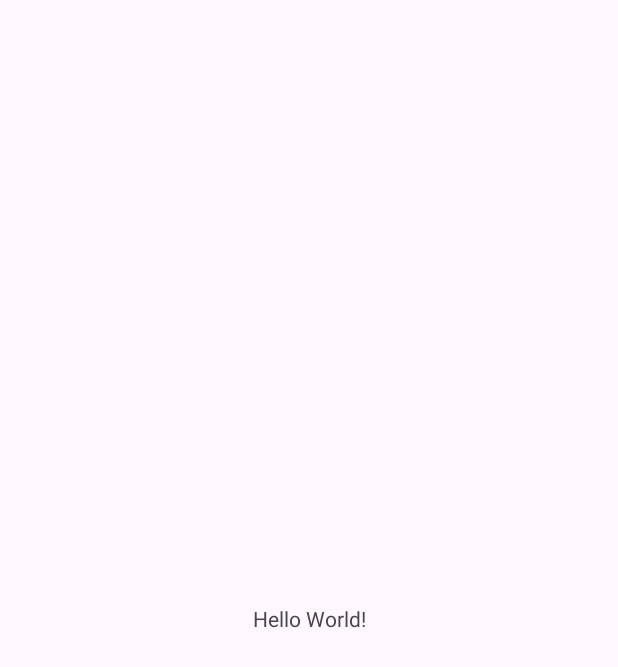
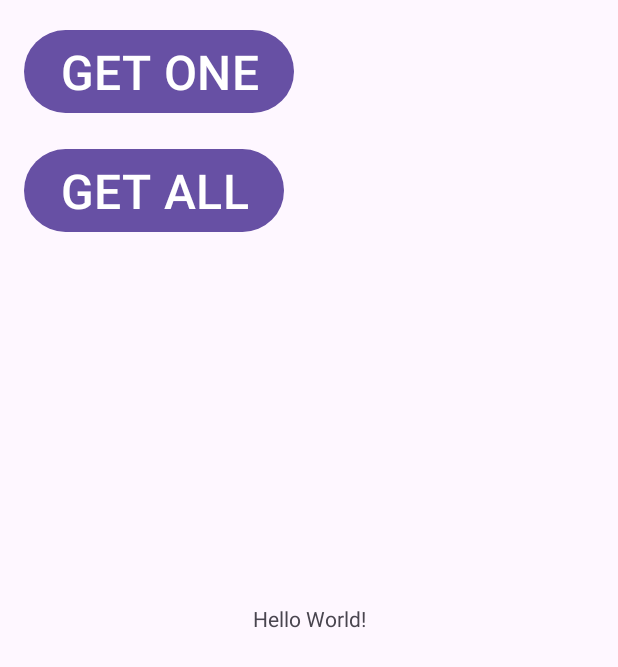
Before and after one commit to Sparkobsecju/PracticeContentProvider, an Android app: the screen it shows after launch (MainActivity), on a phone screen of 412 x 824 dp. Before the commit the part shown is almost empty. Shown: the top 667 px of the screen. Run offline under Robolectric (Android 15) with nearby library versions, the phone set to English and light mode, and no system bars.

Commit message:
implement two button to get one or all query

```diff
--- a/app/src/main/java/com/example/practicecontentprovider/MainActivity.java
+++ b/app/src/main/java/com/example/practicecontentprovider/MainActivity.java
@@ -10,6 +10,9 @@ import androidx.core.view.WindowInsetsCompat;
 
 public class MainActivity extends AppCompatActivity {
 
+    private String queryUri = Contract.CONTENT_URI.toString();
+    private static final String TAG = MainActivity.class.getSimpleName();
+
     @Override
     protected void onCreate(Bundle savedInstanceState) {
         super.onCreate(savedInstanceState);
@@ -20,5 +23,16 @@ public class MainActivity extends AppCompatActivity {
             v.setPadding(systemBars.left, systemBars.top, systemBars.right, systemBars.bottom);
             return insets;
         });
+        findViewById(R.id.button1).setOnClickListener( v -> getOne());
+        findViewById(R.id.button2).setOnClickListener( v -> getAll());
+    }
+
+    private void getAll() {
+
+    }
+
+    private void getOne() {
+        String selectionClause = Contract.INCOME_ID + " = ?";
+        String[] selectionArgs = new String[] {"2"};
     }
 }
--- a/app/src/main/res/layout/activity_main.xml
+++ b/app/src/main/res/layout/activity_main.xml
@@ -16,4 +16,26 @@
         app:layout_constraintStart_toStartOf="parent"
         app:layout_constraintTop_toTopOf="parent" />
 
+    <Button
+        android:id="@+id/button1"
+        android:layout_width="wrap_content"
+        android:layout_height="wrap_content"
+        android:layout_marginStart="16dp"
+        android:layout_marginTop="16dp"
+        android:text="GET ONE"
+        android:textSize="32sp"
+        app:layout_constraintStart_toStartOf="parent"
+        app:layout_constraintTop_toTopOf="parent" />
+
+    <Button
+        android:id="@+id/button2"
+        android:layout_width="wrap_content"
+        android:layout_height="wrap_content"
+        android:layout_marginStart="16dp"
+        android:layout_marginTop="16dp"
+        android:text="GET ALL"
+        android:textSize="32sp"
+        app:layout_constraintStart_toStartOf="parent"
+        app:layout_constraintTop_toBottomOf="@+id/button1" />
+
 </androidx.constraintlayout.widget.ConstraintLayout>
```
